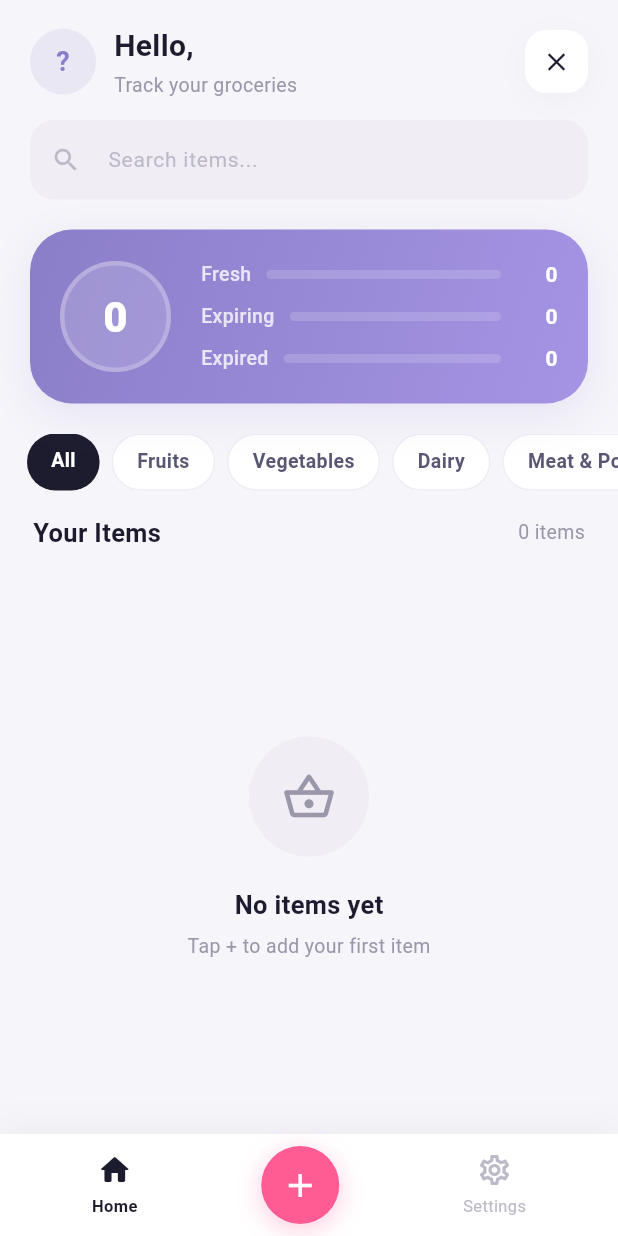
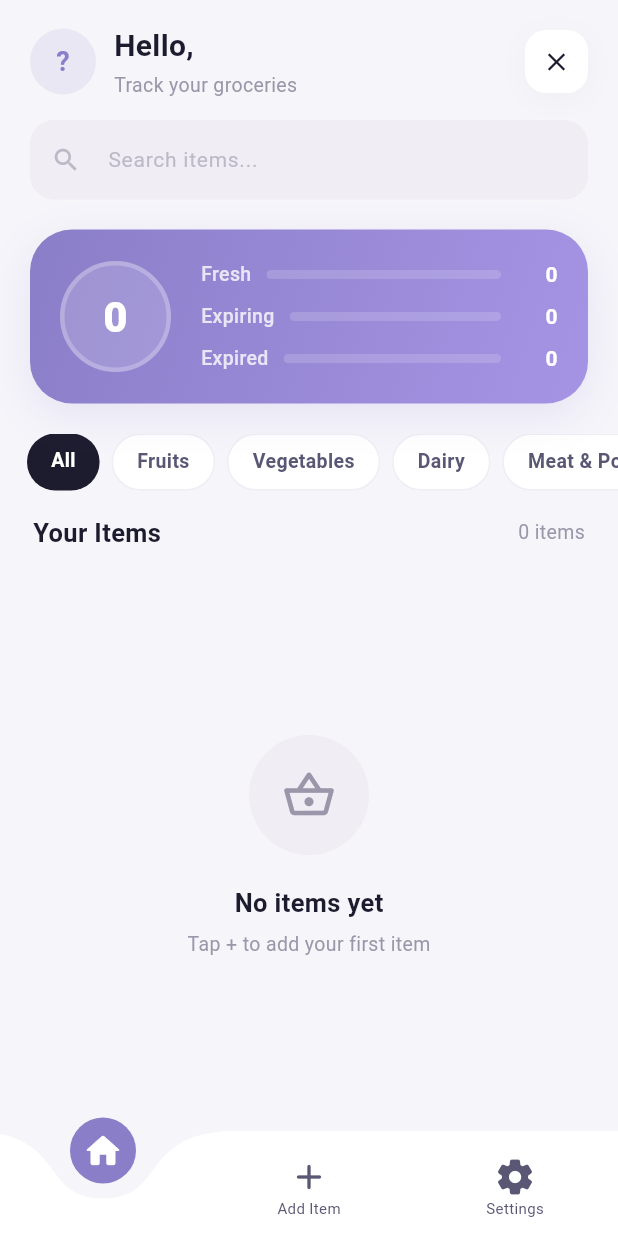
Before and after one commit to omar-radwan7/Smart-Grocery-Tracker-App, a Flutter app: the screen it shows once a user with an empty profile is signed in, after a tap on the "search" icon, on a phone screen of 412 x 824 dp. Run offline on Flutter 3.47's test engine with Material 3 defaults, Android fonts, the phone set to English and light mode, and no system bars; drawn by our look-alikes of curved_navigation_bar; our stand-ins replace cloud_firestore, firebase_analytics, firebase_auth, firebase_core, flutter_dotenv, google_sign_in; accounts and stored records are empty; generated files the repository leaves out were written again.

Commit message:
updated the nav bar with transation animation and edited the ui and fixed the food expiry status counter

```diff
--- a/lib/app.dart
+++ b/lib/app.dart
@@ -1,4 +1,5 @@
 import 'package:flutter/material.dart';
+import 'package:curved_navigation_bar/curved_navigation_bar.dart';
 import 'package:provider/provider.dart';
 import 'package:smart_grocery_tracker/providers/locale_provider.dart';
 import 'package:smart_grocery_tracker/screens/add_food/add_food_screen.dart';
@@ -7,7 +8,7 @@ import 'package:smart_grocery_tracker/screens/settings/settings_screen.dart';
 import 'package:smart_grocery_tracker/utils/app_strings.dart';
 import 'package:smart_grocery_tracker/utils/app_theme.dart';
 
-/// Top-level shell with bottom navigation between dashboard and settings.
+/// Top-level shell with animated curved bottom navigation.
 class AppShell extends StatefulWidget {
   const AppShell({super.key});
 
@@ -17,12 +18,27 @@ class AppShell extends StatefulWidget {
 
 class _AppShellState extends State<AppShell> {
   int _currentIndex = 0;
-
+  final PageController _pageController = PageController();
   /// Destinations shown in the bottom navigation bar.
   final List<Widget> _screens = const [
     DashboardScreen(),
+    AddFoodScreen(), // Make it a tab
     SettingsScreen(),
   ];
+
+  @override
+  void dispose() {
+    _pageController.dispose();
+    super.dispose();
+  }
+
+  void _onItemTapped(int index) {
+    _pageController.animateToPage(
+      index,
+      duration: const Duration(milliseconds: 400),
+      curve: Curves.easeInOut,
+    );
+  }
 
   @override
   Widget build(BuildContext context) {
@@ -30,73 +46,52 @@ class _AppShellState extends State<AppShell> {
     final s = AppStrings(lang);
 
     return Scaffold(
-      body: IndexedStack(index: _currentIndex, children: _screens),
+      extendBody: true,
+      body: PageView(
+        controller: _pageController,
+        onPageChanged: (idx) => setState(() => _currentIndex = idx),
+        physics: const NeverScrollableScrollPhysics(),
+        children: _screens,
+      ),
       bottomNavigationBar: Container(
-        decoration: BoxDecoration(
-          color: AppTheme.cardBg,
-          boxShadow: [
-            BoxShadow(
-              color: Colors.black.withAlpha(10),
-              blurRadius: 20,
-              offset: const Offset(0, -4),
-            ),
-          ],
-        ),
+        color: Colors.white, // Ensure the "bottom" part is white
         child: SafeArea(
-          child: Padding(
-            padding: const EdgeInsets.symmetric(horizontal: 20, vertical: 8),
-            child: Row(
-              mainAxisAlignment: MainAxisAlignment.spaceAround,
-              children: [
-                _navItem(0, Icons.home_outlined, Icons.home_rounded, s.get('home')),
-                GestureDetector(
-                  onTap: () => Navigator.push(context,
-                      MaterialPageRoute(builder: (_) => const AddFoodScreen())),
-                  child: Container(
-                    width: 52,
-                    height: 52,
-                    decoration: BoxDecoration(
-                      color: AppTheme.accentPink,
-                      shape: BoxShape.circle,
-                      boxShadow: [
-                        BoxShadow(
-                          color: AppTheme.accentPink.withAlpha(80),
-                          blurRadius: 14,
-                          offset: const Offset(0, 4),
-                        ),
-                      ],
-                    ),
-                    child: const Icon(Icons.add, color: Colors.white, size: 26),
-                  ),
-                ),
-                _navItem(1, Icons.settings_outlined, Icons.settings_rounded, s.get('settings')),
-              ],
-            ),
+          top: false,
+          child: CurvedNavigationBar(
+            index: _currentIndex,
+            height: 70, // Slightly taller for labels
+            items: <Widget>[
+              _buildNavItem(Icons.home_rounded, s.get('home'), _currentIndex == 0),
+              _buildNavItem(Icons.add_rounded, s.get('addItem'), _currentIndex == 1),
+              _buildNavItem(Icons.settings_rounded, s.get('settings'), _currentIndex == 2),
+            ],
+            color: Colors.white,
+            buttonBackgroundColor: _currentIndex == 1 ? AppTheme.accentPink : AppTheme.heroStart,
+            backgroundColor: AppTheme.scaffoldBg, // Blend with body
+            animationCurve: Curves.easeInOut,
+            animationDuration: const Duration(milliseconds: 300),
+            onTap: _onItemTapped,
           ),
         ),
       ),
     );
   }
 
-  Widget _navItem(int i, IconData icon, IconData active, String label) {
-    final on = _currentIndex == i;
-    return GestureDetector(
-      onTap: () => setState(() => _currentIndex = i),
-      behavior: HitTestBehavior.opaque,
-      child: Column(
-        mainAxisSize: MainAxisSize.min,
-        children: [
-          Icon(on ? active : icon, size: 24,
-              color: on ? AppTheme.textDark : AppTheme.textHint),
-          const SizedBox(height: 4),
-          Text(label,
-              style: TextStyle(
-                fontSize: 11,
-                fontWeight: on ? FontWeight.w600 : FontWeight.w400,
-                color: on ? AppTheme.textDark : AppTheme.textHint,
-              )),
-        ],
-      ),
+  Widget _buildNavItem(IconData icon, String label, bool isActive) {
+    return Column(
+      mainAxisAlignment: MainAxisAlignment.center,
+      children: [
+        Icon(
+          icon,
+          size: 28,
+          color: isActive ? Colors.white : AppTheme.textMedium,
+        ),
+        if (!isActive) // Show label only when NOT active (like some modern apps)
+          Text(
+            label,
+            style: const TextStyle(fontSize: 10, color: AppTheme.textMedium),
+          ),
+      ],
     );
   }
 }
--- a/lib/main.dart
+++ b/lib/main.dart
@@ -3,6 +3,7 @@ import 'package:firebase_analytics/firebase_analytics.dart';
 import 'package:flutter/foundation.dart' show kIsWeb;
 import 'package:flutter/material.dart';
 import 'package:flutter/services.dart';
+import 'package:intl/date_symbol_data_local.dart';
 import 'package:flutter_dotenv/flutter_dotenv.dart';
 import 'package:provider/provider.dart';
 import 'package:smart_grocery_tracker/app.dart';
@@ -17,7 +18,8 @@ import 'firebase_options.dart';
 /// App entry point that initializes Firebase and bootstraps the widget tree.
 void main() async {
   WidgetsFlutterBinding.ensureInitialized();
-  await dotenv.load(fileName: '.env'); // Load secrets before Firebase reads them
+  await dotenv.load(fileName: '.env'); // Initialise environment config
+  await initializeDateFormatting(); // Initialise intl locale data for all locales
   await Firebase.initializeApp(options: DefaultFirebaseOptions.currentPlatform);
 
   if (!kIsWeb) {
--- a/lib/providers/food_provider.dart
+++ b/lib/providers/food_provider.dart
@@ -44,11 +44,13 @@ class FoodProvider extends ChangeNotifier {
   int get normalCount =>
       _foodItems.where((i) => i.expiryStatus == ExpiryStatus.normal).length;
   int get expiringSoonCount =>
-      _foodItems.where((i) => i.expiryStatus == ExpiryStatus.expiringSoon).length;
+      _foodItems.where((i) =>
+          i.expiryStatus == ExpiryStatus.expiringSoon ||
+          i.expiryStatus == ExpiryStatus.expiresToday).length;
   int get expiresTodayCount =>
       _foodItems.where((i) => i.expiryStatus == ExpiryStatus.expiresToday).length;
   int get expiredCount =>
-      _foodItems.where((i) => i.expiryStatus == ExpiryStatus.expired || i.expiryStatus == ExpiryStatus.expiresToday).length;
+      _foodItems.where((i) => i.expiryStatus == ExpiryStatus.expired).length;
 
   /// Set the selected category filter.
   void setCategory(String? category) {
--- a/lib/screens/settings/settings_screen.dart
+++ b/lib/screens/settings/settings_screen.dart
@@ -182,7 +182,7 @@ class _SettingsScreenState extends State<SettingsScreen> {
                   ),
                 ),
               ),
-              const SizedBox(height: 40),
+              const SizedBox(height: 100),
             ],
           ),
         ),
--- a/lib/utils/expiry_helper.dart
+++ b/lib/utils/expiry_helper.dart
@@ -1,4 +1,5 @@
 import 'package:flutter/material.dart';
+import 'package:smart_grocery_tracker/utils/app_strings.dart';
 
 /// Enum representing the expiry status of a food item.
 enum ExpiryStatus {
@@ -23,7 +24,7 @@ class ExpiryHelper {
       return ExpiryStatus.expired;
     } else if (difference == 0) {
       return ExpiryStatus.expiresToday;
-    } else if (difference <= 3) {
+    } else if (difference <= 5) {
       return ExpiryStatus.expiringSoon;
     } else {
       return ExpiryStatus.normal;
@@ -53,17 +54,18 @@ class ExpiryHelper {
     }
   }
 
+
   /// Returns the display text for remaining days.
-  static String remainingText(DateTime expiryDate) {
+  static String remainingText(DateTime expiryDate, AppStrings s) {
     final days = daysRemaining(expiryDate);
     if (days < 0) {
-      return 'Expired ${-days} day${-days == 1 ? '' : 's'} ago';
+      return s.get('expiredAgo').replaceAll('{n}', '${-days}');
     } else if (days == 0) {
-      return 'Expires today';
+      return s.get('expiresToday');
     } else if (days == 1) {
-      return 'Expires tomorrow';
+      return s.get('expiresTomorrow');
     } else {
-      return '$days days remaining';
+      return s.get('daysRemaining').replaceAll('{n}', '$days');
     }
   }
 
--- a/lib/widgets/food_card.dart
+++ b/lib/widgets/food_card.dart
@@ -29,7 +29,7 @@ class FoodCard extends StatelessWidget {
     final statusColor = ExpiryHelper.statusColor(status);
     final tint = AppTheme.categoryTint(item.category);
     final isExpired = status == ExpiryStatus.expired;
-    final dateText = DateFormat('MMM dd').format(item.expiryDate);
+
 
     // Translated display names
     final displayName = AppConstants.itemDisplay(item.name, lang);
@@ -158,7 +158,7 @@ class FoodCard extends StatelessWidget {
                               ),
                               const SizedBox(width: 4),
                               Text(
-                                dateText,
+                                ExpiryHelper.remainingText(item.expiryDate, s),
                                 style: TextStyle(
                                   fontSize: 10,
                                   fontWeight: FontWeight.w600,
--- a/pubspec.yaml
+++ b/pubspec.yaml
@@ -27,6 +27,7 @@ dependencies:
   uuid: ^4.5.1
   firebase_analytics: ^11.6.0
   flutter_dotenv: ^5.2.1
+  curved_navigation_bar: ^1.0.6
 
 dev_dependencies:
   flutter_test:
```
Also changed, not shown: pubspec.lock.
